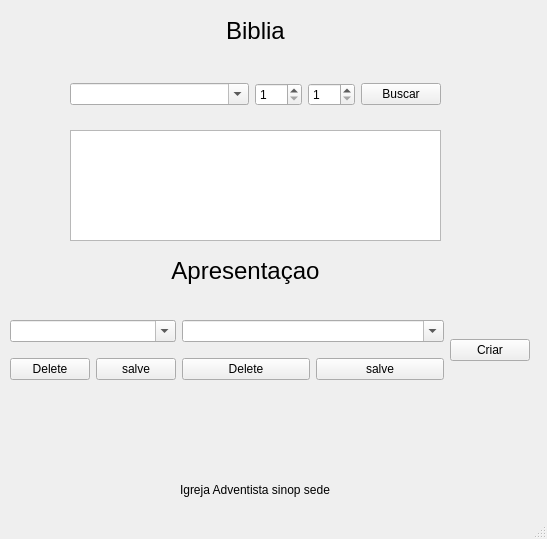
First picture: the form in from.ui, repository eltonfernando/obs_biblia_animation, before the edit.
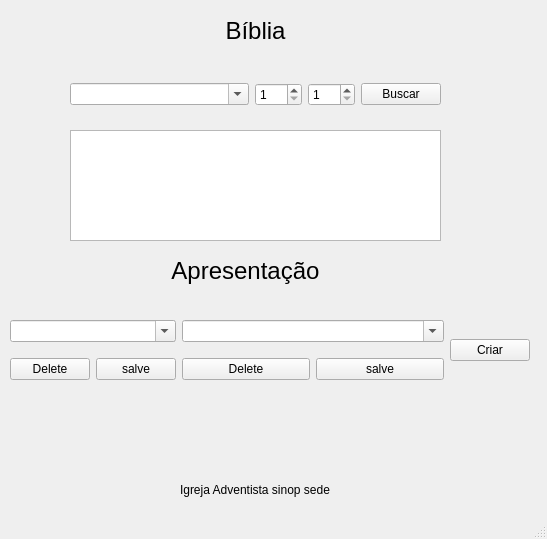
Second picture: the form after the edit.

```diff
--- a/from.ui
+++ b/from.ui
@@ -106,7 +106,7 @@
      </font>
     </property>
     <property name="text">
-     <string>Apresentaçao</string>
+     <string>Apresentação</string>
     </property>
     <property name="alignment">
      <set>Qt::AlignCenter</set>
@@ -228,7 +228,7 @@
      </font>
     </property>
     <property name="text">
-     <string>Biblia</string>
+     <string>Bíblia</string>
     </property>
     <property name="alignment">
      <set>Qt::AlignCenter</set>
```
Left out of the diff: 2 changed lines with no effect on the pictures.
